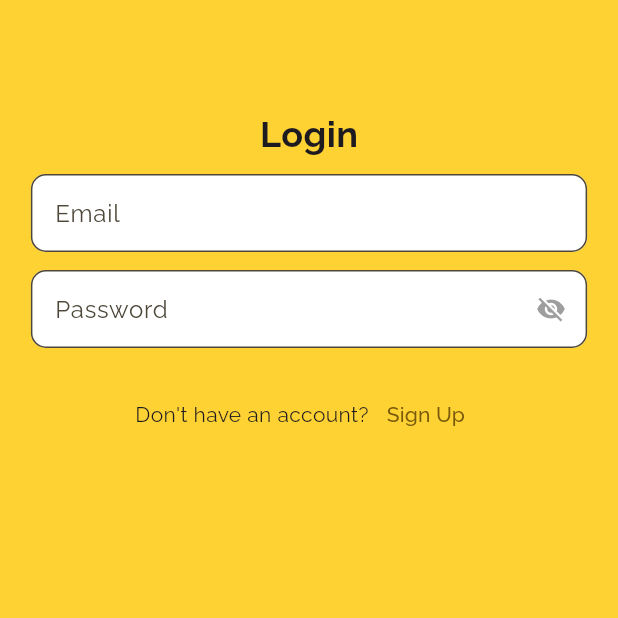
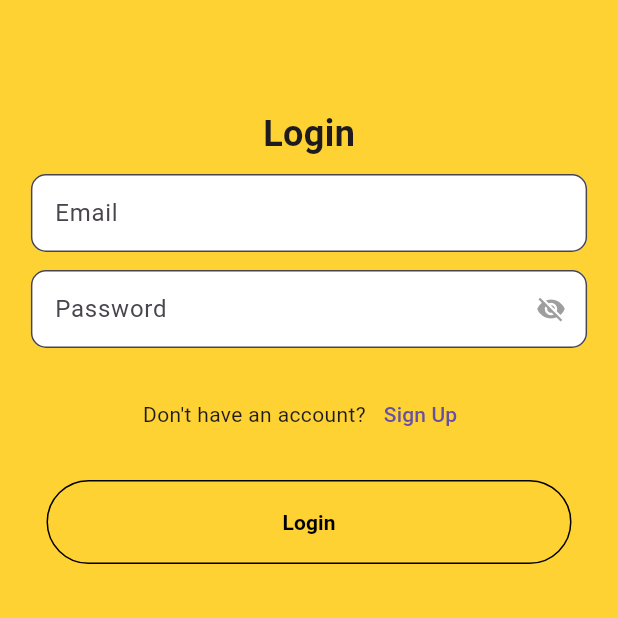
Before and after one commit to mun33b-exe/Study-Circle, a Flutter app: the Login screen opened directly, on a phone screen of 412 x 824 dp, the top half of it. Run offline on Flutter 3.47's test engine with Material 3 defaults, Android fonts, the phone set to English and light mode, and no system bars; our stand-ins replace cloud_firestore, firebase_auth, firebase_core, flutter_screenutil, google_fonts; accounts and stored records are empty.

Commit message:
Services Addition with Provider addition

```diff
--- /dev/null
+++ b/lib/provider/authprovider.dart
@@ -0,0 +1,66 @@
+import 'package:flutter/material.dart';
+import 'package:study_circle/services/authservices.dart';
+
+/// Provider for authentication-related UI/state used by login/register screens.
+/// - Holds TextEditingControllers to keep controller lifecycle in one place.
+/// - Exposes loading and error state for UI to react to.
+/// - Provides a `login` helper that wraps the Authservices login call.
+class AuthProvider extends ChangeNotifier {
+  // Controllers owned by the provider so screens don't need to recreate/dispose them.
+  final TextEditingController emailController = TextEditingController();
+  final TextEditingController passwordController = TextEditingController();
+
+  bool _isLoading = false;
+  String? _errorMessage;
+
+  bool get isLoading => _isLoading;
+  String? get errorMessage => _errorMessage;
+
+  /// Sets loading state and notifies listeners.
+  void _setLoading(bool value) {
+    _isLoading = value;
+    notifyListeners();
+  }
+
+  /// Clears any existing error message and notifies listeners.
+  void clearError() {
+    _errorMessage = null;
+    notifyListeners();
+  }
+
+  /// Attempts to log the user in using Authservices.
+  /// Returns true on success, false on failure. Error message is available via [errorMessage].
+  Future<bool> login() async {
+    final email = emailController.text.trim();
+    final password = passwordController.text;
+
+    // Basic validation
+    if (email.isEmpty || password.isEmpty) {
+      _errorMessage = 'Please enter both email and password.';
+      notifyListeners();
+      return false;
+    }
+
+    _setLoading(true);
+    try {
+      // Delegates actual Firebase auth to Authservices.
+      await Authservices().login(email, password);
+      _errorMessage = null;
+      return true;
+    } catch (e) {
+      // Capture error for UI; keep message concise.
+      _errorMessage = e.toString();
+      return false;
+    } finally {
+      _setLoading(false);
+    }
+  }
+
+  /// Dispose controllers when provider is removed.
+  @override
+  void dispose() {
+    emailController.dispose();
+    passwordController.dispose();
+    super.dispose();
+  }
+}
--- a/lib/screens/login_ui.dart
+++ b/lib/screens/login_ui.dart
@@ -1,25 +1,37 @@
+// ignore_for_file: use_build_context_synchronously
+
 import 'package:flutter/material.dart';
+import 'package:provider/provider.dart';
 import 'package:study_circle/constants/colors.dart';
+import 'package:study_circle/services/authservices.dart';
+import 'package:study_circle/provider/authprovider.dart'; // existing provider file
 
-class Login extends StatefulWidget {
+class Login extends StatelessWidget {
   const Login({super.key});
 
   @override
-  State<Login> createState() => _LoginState();
-}
+  Widget build(BuildContext context) {
+    // Get provider instance (creates if parent provided it).
+    final auth = Provider.of<AuthProvider>(context);
 
-class _LoginState extends State<Login> {
-  @override
-  Widget build(BuildContext context) {
+    // Use MediaQuery for sizing so this screen works in split-screen / multi-window modes
+    final Size mq = MediaQuery.of(context).size;
+    final double horizontalPadding = mq.width * 0.05;
+    double buttonWidth = mq.width * 0.9;
+    if (buttonWidth > 350.0) buttonWidth = 350.0;
+    final double buttonHeight = 56.0;
+    final double borderRadius = 40.0;
+
     return Scaffold(
       backgroundColor: AppColors().baseColor,
       body: SafeArea(
         child: SingleChildScrollView(
           padding: EdgeInsets.symmetric(
-            horizontal: MediaQuery.of(context).size.width * 0.05,
+            horizontal: horizontalPadding,
             vertical: 12.0,
           ),
           child: Form(
+            // Use provider controllers instead of local controllers
             child: Column(
               crossAxisAlignment: CrossAxisAlignment.stretch,
               children: [
@@ -34,14 +46,14 @@
                   ),
                 ),
                 SizedBox(height: 10.0),
-                // Email field (responsive using MediaQuery)
+                // Email field (uses provider controller)
                 TextFormField(
+                  controller: auth.emailController,
                   keyboardType: TextInputType.emailAddress,
                   decoration: InputDecoration(
                     hintText: 'Email',
                     filled: true,
                     fillColor: AppColors().whiteColor,
-
                     contentPadding: EdgeInsets.symmetric(
                       vertical: 14.0,
                       horizontal: 12.0,
@@ -53,8 +65,9 @@
                   style: TextStyle(fontSize: 16.0),
                 ),
                 SizedBox(height: 12.0),
-                // Password field (obscured)
+                // Password field (uses provider controller)
                 TextFormField(
+                  controller: auth.passwordController,
                   keyboardType: TextInputType.visiblePassword,
                   obscureText: true,
                   decoration: InputDecoration(
@@ -84,6 +97,62 @@
                     TextButton(onPressed: () {}, child: Text("Sign Up")),
                   ],
                 ),
+                SizedBox(height: 20.0),
+                Align(
+                  alignment: Alignment.center,
+                  child: Container(
+                    height: buttonHeight,
+                    width: buttonWidth,
+                    decoration: BoxDecoration(
+                      border: Border.all(),
+                      borderRadius: BorderRadius.circular(borderRadius),
+                    ),
+                    child: TextButton(
+                      onPressed: auth.isLoading
+                          ? null
+                          : () async {
+                              // Clear previous error
+                              auth.clearError();
+
+                              // Attempt login via provider
+                              final success = await auth.login();
+
+                              if (!success) {
+                                // Show provider error message (if any)
+                                final msg = auth.errorMessage ?? 'Login failed';
+                                ScaffoldMessenger.of(
+                                  context,
+                                ).showSnackBar(SnackBar(content: Text(msg)));
+                              } else {
+                                // On success you can navigate to dashboard/home
+                                // Navigator.pushReplacementNamed(context, '/dashboard');
+                              }
+                            },
+                      child: auth.isLoading
+                          ? SizedBox(
+                              height: 20,
+                              width: 20,
+                              child: CircularProgressIndicator(strokeWidth: 2),
+                            )
+                          : Text(
+                              "Login",
+                              style: TextStyle(
+                                color: Colors.black,
+                                fontWeight: FontWeight.bold,
+                              ),
+                            ),
+                    ),
+                  ),
+                ),
+                // Show inline error if present
+                if (auth.errorMessage != null) ...[
+                  SizedBox(height: 12),
+                  Text(
+                    auth.errorMessage!,
+                    style: TextStyle(color: Colors.red),
+                    textAlign: TextAlign.center,
+                  ),
+                ],
               ],
             ),
           ),
```
Also changed, not shown: lib/main.dart (+12 -1 lines), lib/services/authservices.dart (added, +54 -0 lines).
